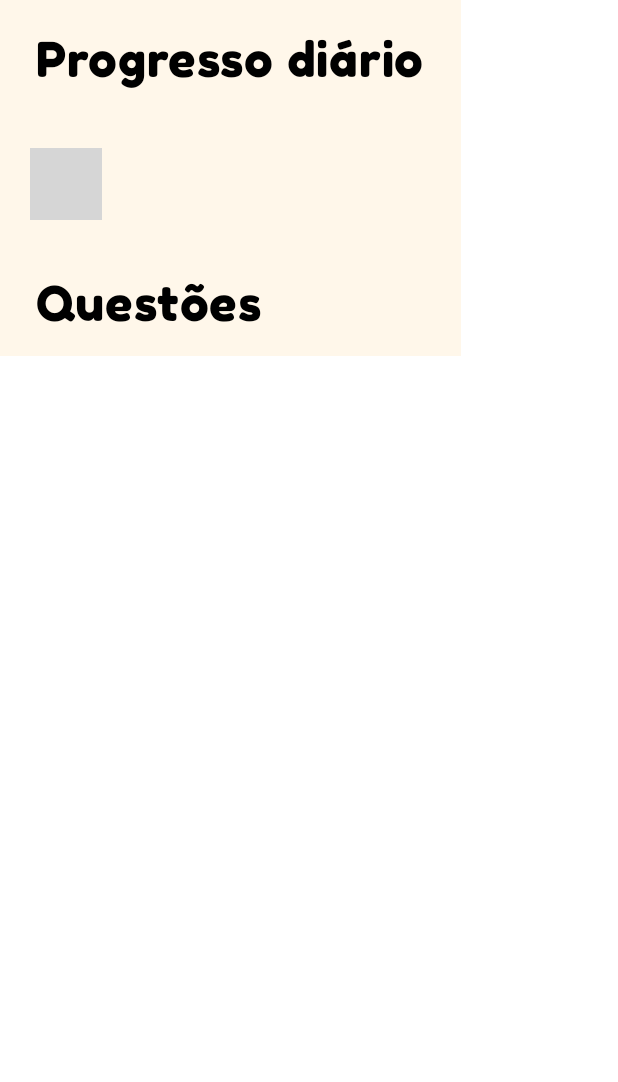
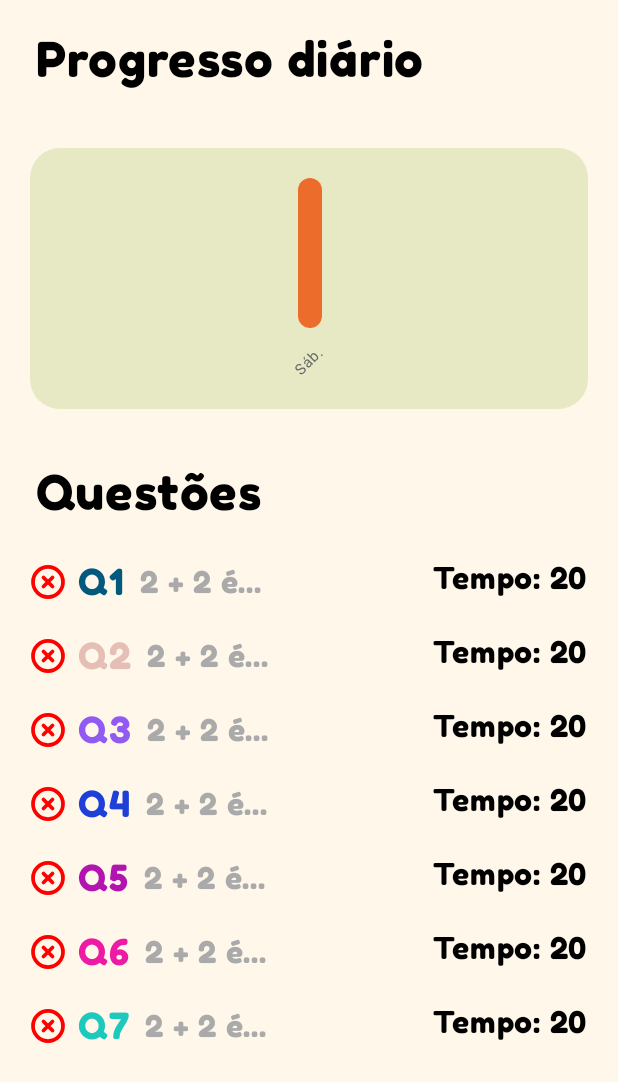
Before and after one commit to Kaiki098/EducaMat, an Android app built with Jetpack Compose: the @Preview function ProgressScreenPreview, on a phone screen of 412 x 824 dp. Shown: the top 1082 px of the screen. Run offline under Robolectric (Android 15) with nearby library versions, the phone set to English and light mode, and no system bars; grey boxes are pictures that could not be loaded.

Commit message:
Chore: Implement Chart logic

```diff
--- a/app/src/main/java/br/com/kbat/educamat/data/EducaMatDatabase.kt
+++ b/app/src/main/java/br/com/kbat/educamat/data/EducaMatDatabase.kt
@@ -5,7 +5,7 @@ import androidx.room.RoomDatabase
 import br.com.kbat.educamat.data.db.dao.AnsweredQuestionDAO
 import br.com.kbat.educamat.data.db.entities.AnsweredQuestionEntity
 
-@Database(entities = [AnsweredQuestionEntity::class], version = 1)
+@Database(entities = [AnsweredQuestionEntity::class], version = 2)
 abstract class EducaMatDatabase : RoomDatabase() {
     abstract fun answeredQuestionDao(): AnsweredQuestionDAO
 }
--- a/app/src/main/java/br/com/kbat/educamat/data/db/entities/AnsweredQuestionEntity.kt
+++ b/app/src/main/java/br/com/kbat/educamat/data/db/entities/AnsweredQuestionEntity.kt
@@ -4,6 +4,7 @@ import androidx.room.Entity
 import androidx.room.PrimaryKey
 import androidx.room.TypeConverters
 import br.com.kbat.educamat.data.db.Converters
+import java.time.LocalDate
 
 @Entity
 @TypeConverters(Converters::class)
@@ -13,5 +14,6 @@ data class AnsweredQuestionEntity(
     val expression: String,
     val options: List<String>,
     val correctAnswer: String,
-    val answerGiven: String
+    val answerGiven: String,
+    val day: LocalDate
 )
--- a/app/src/main/java/br/com/kbat/educamat/data/repositories/QuestionRepository.kt
+++ b/app/src/main/java/br/com/kbat/educamat/data/repositories/QuestionRepository.kt
@@ -49,7 +49,8 @@ fun AnsweredQuestion.toAnsweredQuestionEntity() = AnsweredQuestionEntity(
     answerGiven = this.answerGiven,
     correctAnswer = this.correctAnswer,
     options = this.options,
-    expression = this.expression
+    expression = this.expression,
+    day = this.day
 )
 
 fun AnsweredQuestionEntity.toAnsweredQuestion() = AnsweredQuestion(
@@ -57,5 +58,6 @@ fun AnsweredQuestionEntity.toAnsweredQuestion() = AnsweredQuestion(
     answerGiven = this.answerGiven,
     correctAnswer = this.correctAnswer,
     options = this.options,
-    expression = this.expression
+    expression = this.expression,
+    day = this.day
 )
--- a/app/src/main/java/br/com/kbat/educamat/domain/model/AnsweredQuestion.kt
+++ b/app/src/main/java/br/com/kbat/educamat/domain/model/AnsweredQuestion.kt
@@ -1,9 +1,12 @@
 package br.com.kbat.educamat.domain.model
+
+import java.time.LocalDate
 
 data class AnsweredQuestion(
     val id: Int = 0,
     val expression: String,
     val options: List<String>,
     val correctAnswer: String,
-    val answerGiven: String
+    val answerGiven: String,
+    val day: LocalDate
 )
--- a/app/src/main/java/br/com/kbat/educamat/presentation/screen/question/Components.kt
+++ b/app/src/main/java/br/com/kbat/educamat/presentation/screen/progress/Components.kt
@@ -1,6 +1,8 @@
-package br.com.kbat.educamat.presentation.screen.question
+package br.com.kbat.educamat.presentation.screen.progress
 
 import androidx.compose.animation.AnimatedVisibility
+import androidx.compose.animation.core.animateDpAsState
+import androidx.compose.foundation.background
 import androidx.compose.foundation.clickable
 import androidx.compose.foundation.layout.Arrangement
 import androidx.compose.foundation.layout.Box
@@ -8,8 +10,11 @@ import androidx.compose.foundation.layout.Column
 import androidx.compose.foundation.layout.Row
 import androidx.compose.foundation.layout.Spacer
 import androidx.compose.foundation.layout.fillMaxWidth
+import androidx.compose.foundation.layout.height
+import androidx.compose.foundation.layout.heightIn
 import androidx.compose.foundation.layout.padding
 import androidx.compose.foundation.layout.width
+import androidx.compose.foundation.shape.RoundedCornerShape
 import androidx.compose.material3.Icon
 import androidx.compose.material3.MaterialTheme
 import androidx.compose.material3.Text
@@ -21,13 +26,22 @@ import androidx.compose.runtime.setValue
 import androidx.compose.ui.Alignment
 import androidx.compose.ui.Modifier
 import androidx.compose.ui.graphics.Color
+import androidx.compose.ui.graphics.TransformOrigin
+import androidx.compose.ui.graphics.graphicsLayer
 import androidx.compose.ui.res.painterResource
+import androidx.compose.ui.text.font.FontFamily
 import androidx.compose.ui.tooling.preview.Preview
+import androidx.compose.ui.unit.Dp
 import androidx.compose.ui.unit.dp
 import androidx.compose.ui.unit.sp
 import br.com.kbat.educamat.R
 import br.com.kbat.educamat.presentation.theme.EducaMatTheme
 import br.com.kbat.educamat.presentation.utils.ColorUtil
+import java.time.DayOfWeek
+import java.time.LocalDate
+import java.time.format.TextStyle
+import java.util.EnumMap
+import java.util.Locale
 
 @Composable
 fun QuestionItem(
@@ -89,7 +103,8 @@ data class QuestionUI(
     val questionTime: Int,
     val description: String,
     val userAnswear: String,
-    val correctAnswear: String
+    val correctAnswear: String,
+    val day: LocalDate
 )
 
 @Preview(showBackground = true)
@@ -107,8 +122,100 @@ private fun QuestionItemPreview() {
                 questionTime = 20,
                 description = "Qual é a soma de 4 + 2?",
                 userAnswear = "8",
-                correctAnswear = "6"
+                correctAnswear = "6",
+                day = LocalDate.now()
             )
         )
     }
 }
+
+@Composable
+fun WeekChart(
+    modifier: Modifier = Modifier,
+    barHeight: EnumMap<DayOfWeek, Dp> //FIXME Rename
+) {
+    Box(
+        modifier = Modifier
+            .padding(20.dp)
+            .fillMaxWidth()
+            .heightIn(min = 150.dp)
+            .background(Color(0xFFE7E9C4), shape = RoundedCornerShape(20.dp))
+    ) {
+        Row(
+            Modifier
+                .fillMaxWidth()
+                .padding(horizontal = 10.dp, vertical = 20.dp),
+            horizontalArrangement = Arrangement.SpaceAround,
+            verticalAlignment = Alignment.CenterVertically
+        ) {
+            DayOfWeek.entries.forEach { dayOfWeek ->
+                barHeight[dayOfWeek]?.let { it ->
+                    WeekChartBar(
+                        barHeight = it,
+                        day = dayOfWeek.getDisplayName(
+                            TextStyle.SHORT,
+                            Locale("pt", "BR")
+                        ).replaceFirstChar { char -> char.uppercase() }
+                    )
+                }
+            }
+        }
+    }
+
+}
+
+
+@Composable
+fun WeekChartBar(barHeight: Dp, day: String) {
+    val animatedHeight by animateDpAsState(targetValue = barHeight, label = "height")
+    Column(
+        Modifier.background(color = Color(0XFFE7E9C4)),
+        horizontalAlignment = Alignment.CenterHorizontally
+    ) {
+
+        Box(
+            modifier = Modifier
+                .background(Color.White, shape = RoundedCornerShape(20.dp))
+                .height(100.dp),
+            contentAlignment = Alignment.BottomCenter
+        ) {
+            Box(
+                modifier = Modifier
+                    .width(16.dp)
+                    .height(animatedHeight)
+                    .background(color = Color(0xFFEC6C2B), shape = RoundedCornerShape(20.dp))
+            )
+        }
+        Spacer(modifier = Modifier.height(10.dp))
+        Text(
+            modifier = Modifier
+                .graphicsLayer {
+                    rotationZ = -45f
+                    transformOrigin = TransformOrigin(0.5f, 0.5f)
+                },
+            text = day,
+            fontFamily = FontFamily.SansSerif,
+            fontSize = 10.sp,
+            color = Color(0xFF666666)
+        )
+
+    }
+}
+
+
+@Preview(showBackground = true, showSystemUi = true)
+@Composable
+private fun WeekChartPreview() {
+    val barHeight = EnumMap<DayOfWeek, Dp>(DayOfWeek::class.java).apply {
+        put(DayOfWeek.MONDAY, 50.dp)
+        put(DayOfWeek.TUESDAY, 60.dp)
+        put(DayOfWeek.WEDNESDAY, 70.dp)
+        put(DayOfWeek.THURSDAY, 80.dp)
+        put(DayOfWeek.FRIDAY, 90.dp)
+        put(DayOfWeek.SATURDAY, 100.dp)
+        put(DayOfWeek.SUNDAY, 110.dp)
+    }
+    EducaMatTheme {
+        WeekChart(barHeight = barHeight)
+    }
+}
--- a/app/src/main/java/br/com/kbat/educamat/presentation/screen/progress/ProgressScreen.kt
+++ b/app/src/main/java/br/com/kbat/educamat/presentation/screen/progress/ProgressScreen.kt
@@ -2,6 +2,7 @@ package br.com.kbat.educamat.presentation.screen.progress
 
 import androidx.compose.foundation.background
 import androidx.compose.foundation.layout.Column
+import androidx.compose.foundation.layout.fillMaxSize
 import androidx.compose.foundation.layout.padding
 import androidx.compose.foundation.lazy.LazyColumn
 import androidx.compose.foundation.lazy.items
@@ -15,12 +16,12 @@ import androidx.compose.ui.tooling.preview.Preview
 import androidx.compose.ui.unit.dp
 import androidx.compose.ui.unit.sp
 import br.com.kbat.educamat.R
-import br.com.kbat.educamat.presentation.screen.question.Chart
-import br.com.kbat.educamat.presentation.screen.question.QuestionItem
-import br.com.kbat.educamat.presentation.screen.question.QuestionUI
 import br.com.kbat.educamat.presentation.theme.EducaMatTheme
 import br.com.kbat.educamat.presentation.utils.ColorUtil
 import org.koin.androidx.compose.koinViewModel
+import java.time.DayOfWeek
+import java.time.LocalDate
+import java.util.EnumMap
 
 @Composable
 fun ProgressScreen(
@@ -38,9 +39,21 @@ fun ProgressScreen(
             questionTime = 20,
             description = "Quanto é ${question.expression}?",
             userAnswear = question.answerGiven,
-            correctAnswear = question.correctAnswer
+            correctAnswear = question.correctAnswer,
+            day = question.day
         )
     }
+    Progress(
+        modifier = modifier,
+        questions = questions
+    )
+}
+
+@Composable
+fun Progress(
+    modifier: Modifier = Modifier,
+    questions: List<QuestionUI>
+) {
     Column(
         modifier = modifier
             .background(color = MaterialTheme.colorScheme.background)
@@ -51,7 +64,16 @@ fun ProgressScreen(
             color = MaterialTheme.colorScheme.onBackground,
             fontSize = 32.sp
         )
-        Chart(modifier = Modifier.padding(20.dp))
+        val last7Days = LocalDate.now().minusDays(7)
+        val barHeight = questions
+            .filter { it.day >= last7Days }
+            .groupBy { it.day.dayOfWeek }
+            .mapValues { (_, questions) -> questions.sumOf { it.questionTime }.dp }
+            .toMap(EnumMap(DayOfWeek::class.java)) //FIXME talvez usar um remember / state
+        WeekChart(
+            barHeight = barHeight,
+            modifier = Modifier.padding(20.dp)
+        )
         Text(
             modifier = Modifier.padding(vertical = 16.dp, horizontal = 24.dp),
             text = "Questões",
@@ -71,7 +93,23 @@ fun ProgressScreen(
 @Composable
 private fun ProgressScreenPreview() {
     EducaMatTheme {
-        ProgressScreen()
+        Progress(
+            modifier = Modifier.fillMaxSize(),
+            List(7) {
+                QuestionUI(
+                    icon = R.drawable.wrong_icon,
+                    iconDescription = "Ícone de questão incorreta",
+                    number = it + 1,
+                    color = ColorUtil.getRandomColor(),
+                    preview = "2 + 2 é...",
+                    questionTime = 20,
+                    description = "Quanto é 2 + 2?",
+                    userAnswear = "4",
+                    correctAnswear = "4",
+                    day = LocalDate.now()
+                )
+            }
+        )
     }
 }
 
```
Also changed, not shown: app/src/main/java/br/com/kbat/educamat/data/db/Converters.kt (+16 -0 lines), app/src/main/java/br/com/kbat/educamat/presentation/screen/question/QuestionScreen.kt (+5 -2 lines).
